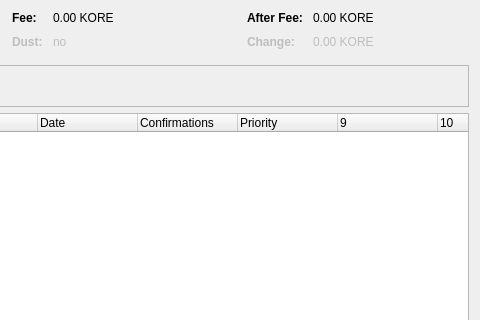
First picture: the form in src/qt/forms/coincontroldialog.ui, repository Kore-Core/KORE, before the edit; both pictures show x 474 to 954 and y 0 to 320 of the 954 by 500 pixel window.
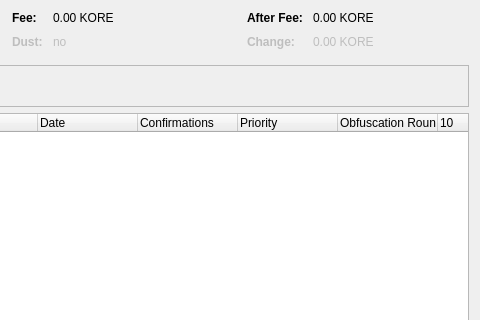
Second picture: the form after the edit. Custom widgets are drawn as their Qt base class.

Patch:
```diff
--- a/src/qt/forms/coincontroldialog.ui
+++ b/src/qt/forms/coincontroldialog.ui
@@ -500,7 +500,7 @@
      </column>
      <column>
       <property name="text">
-       <string/>
+       <string>Obfuscation Rounds</string>
       </property>
      </column>
      <column>
```
